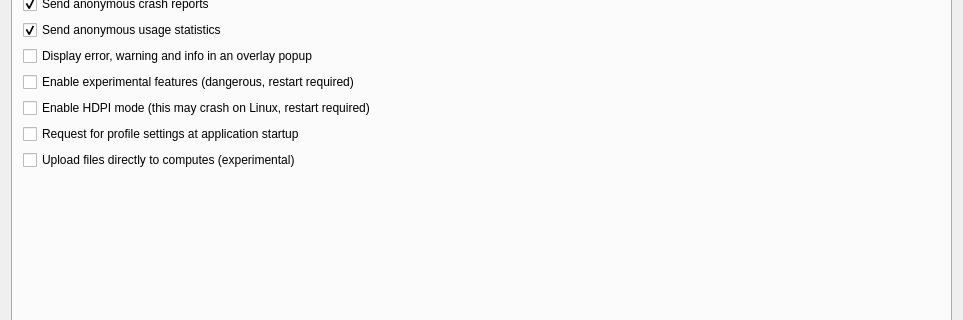
Qt form gns3/ui/general_preferences_page.ui (GNS3/gns3-gui) before a commit; both pictures show x 0 to 963 and y 105 to 425 of the 963 by 1168 pixel window.
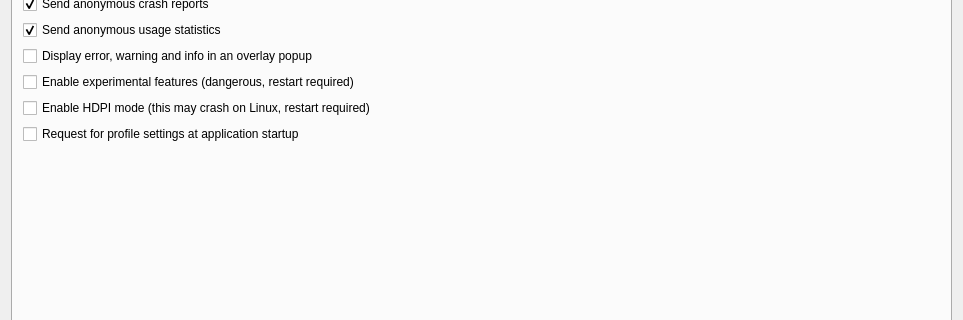
The same form after that commit. The open tabs and pages were chosen to show the change.

Commit message: Remove direct upload to compute

Diff of the .ui file:
```diff
--- a/gns3/ui/general_preferences_page.ui
+++ b/gns3/ui/general_preferences_page.ui
@@ -1050,16 +1050,6 @@
          </property>
         </widget>
        </item>
-       <item>
-        <widget class="QCheckBox" name="uiDirectFileUpload">
-         <property name="toolTip">
-          <string>Experimental, requires computes visibility from GUI network</string>
-         </property>
-         <property name="text">
-          <string>Upload files directly to computes (experimental)</string>
-         </property>
-        </widget>
-       </item>
        <item>
         <spacer name="verticalSpacer">
          <property name="orientation">
```
Left out of the diff: 1 changed line with no effect on the pictures. The commit also changes 7 other files.
